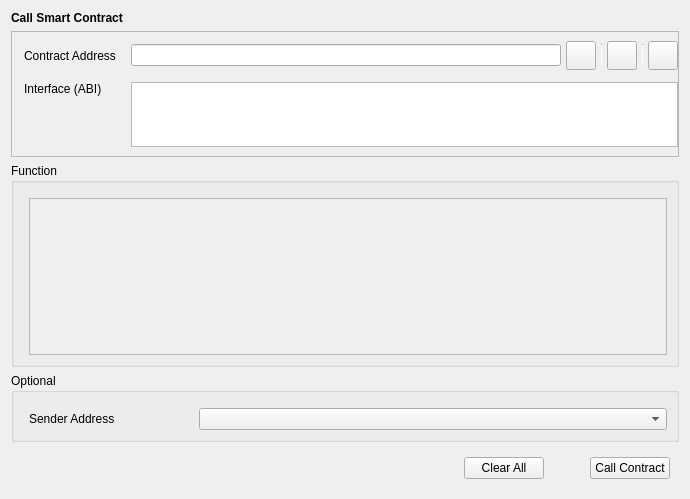
Above: src/qt/forms/callcontract.ui from zerohourcash/zerohourcash before the change. Below: the same form after it.
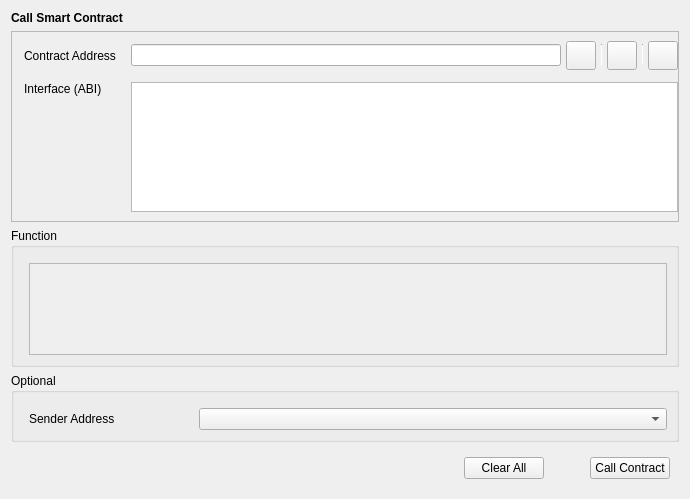
That is the form after the change. Custom widgets are drawn as their Qt base class.

```diff
--- a/src/qt/forms/callcontract.ui
+++ b/src/qt/forms/callcontract.ui
@@ -93,10 +93,11 @@
                 <verstretch>0</verstretch>
                </sizepolicy>
               </property>
+              <property name="minimumSize"><size><width>0</width><height>130</height></size></property>
               <property name="maximumSize">
                <size>
                 <width>16777215</width>
-                <height>65</height>
+                <height>130</height>
                </size>
               </property>
               <property name="horizontalScrollBarPolicy">
```
